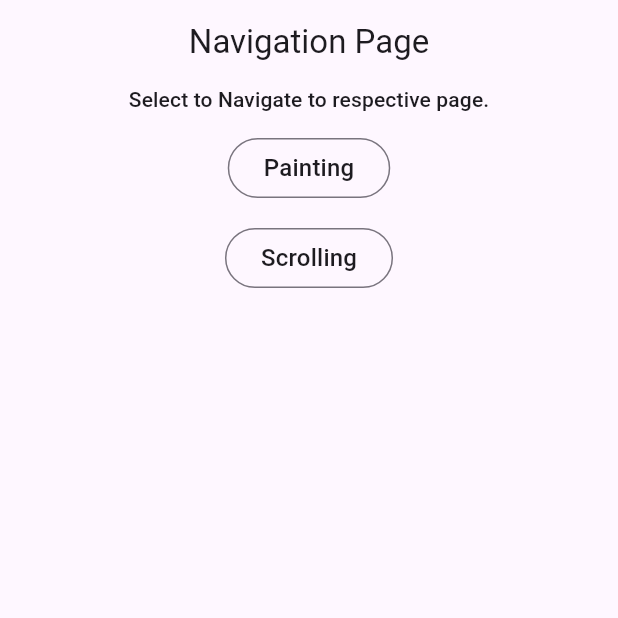
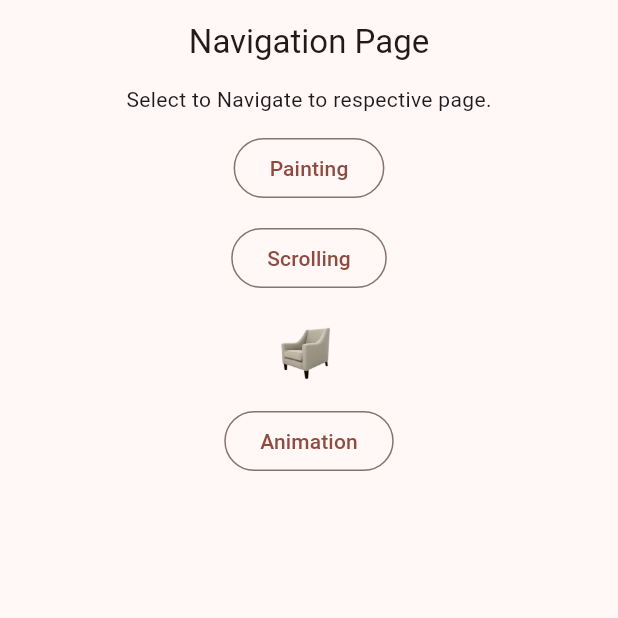
Before and after one commit to sushantebp/flutter_docs_part_1.2, a Flutter app: the screen it shows after launch, on a phone screen of 412 x 824 dp, the top half of it. Run offline on Flutter 3.47's test engine with Material 3 defaults, Android fonts, the light colour scheme and no system bars; our stand-ins replace auto_route, google_fonts.

Commit message:
feat(animation):implement hero widget and explict animation with themedata applied with system

```diff
--- a/lib/core/constants/app_constants.dart
+++ b/lib/core/constants/app_constants.dart
@@ -1,4 +1,10 @@
 class AppConstants {
-  static const String placeHolder = "assets/images/placeholder.png";
   static const String imageEndpoint = "https://picsum.photos";
 }
+
+class AppImages {
+  static const String placeHolder = "assets/images/placeholder.png";
+  static const String ballonIcon = "assets/icons/ballon_icon.png";
+  static const String ballons = "assets/images/ballons.png";
+  static const String chair = "assets/images/chair.png";
+}
--- a/lib/core/router/app_router.dart
+++ b/lib/core/router/app_router.dart
@@ -1,7 +1,9 @@
 import 'package:auto_route/auto_route.dart';
 import 'package:learn_app_2/core/router/navigation_page.dart';
+import 'package:learn_app_2/examples/pages/hero_chair_page.dart';
 import 'package:learn_app_2/examples/pages/painting_widets_page.dart';
 import 'package:learn_app_2/examples/pages/scrolling_widgets_page.dart';
+import 'package:learn_app_2/examples/pages/animation_example_page.dart';
 
 part 'app_router.gr.dart';
 
@@ -12,5 +14,7 @@ class AppRouter extends RootStackRouter {
     AutoRoute(page: NavigationRoute.page, initial: true),
     AutoRoute(page: PaintingWidetsRoute.page),
     AutoRoute(page: ScrollingWidgetsRoute.page),
+    AutoRoute(page: AnimationExampleRoute.page),
+    AutoRoute(page: HeroChairRoute.page),
   ];
 }
--- a/lib/core/router/navigation_page.dart
+++ b/lib/core/router/navigation_page.dart
@@ -1,6 +1,6 @@
 import 'package:auto_route/auto_route.dart';
 import 'package:flutter/material.dart';
-import 'package:learn_app_2/core/helper/theme_extension.dart';
+import 'package:learn_app_2/core/constants/app_constants.dart';
 import 'package:learn_app_2/core/router/app_router.dart';
 import 'package:learn_app_2/core/widgets/route_button.dart';
 
@@ -15,19 +15,36 @@ class NavigationPage extends StatelessWidget {
       body: Center(
         child: Column(
           children: [
-            Text(
-              'Select to Navigate to respective page.',
-              style: context.textTheme.labelLarge,
-            ),
+            const Text('Select to Navigate to respective page.'),
             const SizedBox(height: 12),
             RouteButton(
               title: "Painting",
-              onPressed: () => context.router.push(PaintingWidetsRoute()),
+              onPressed: () => context.router.push(const PaintingWidetsRoute()),
             ),
             const SizedBox(height: 12),
             RouteButton(
               title: "Scrolling",
-              onPressed: () => context.router.push(ScrollingWidgetsRoute()),
+              onPressed: () =>
+                  context.router.push(const ScrollingWidgetsRoute()),
+            ),
+            const SizedBox(height: 12),
+            Hero(
+              tag: "Chair",
+              child: GestureDetector(
+                onTap: () => context.router.push(const HeroChairRoute()),
+                child: Image.asset(
+                  AppImages.chair,
+                  width: 50,
+                  height: 50,
+                  fit: BoxFit.cover,
+                ),
+              ),
+            ),
+            const SizedBox(height: 12),
+            RouteButton(
+              title: "Animation",
+              onPressed: () =>
+                  context.router.push(const AnimationExampleRoute()),
             ),
           ],
         ),
--- /dev/null
+++ b/lib/core/theme/app_theme.dart
@@ -0,0 +1,23 @@
+import 'package:flutter/material.dart';
+import 'package:google_fonts/google_fonts.dart';
+
+const Color seedColor = Color(0xffFF0000);
+
+class AppTheme {
+  static ThemeData lightTheme = ThemeData(
+    useMaterial3: true,
+    textTheme: GoogleFonts.concertOneTextTheme(),
+    colorScheme: ColorScheme.fromSeed(
+      seedColor: seedColor,
+      brightness: Brightness.light,
+    ),
+  );
+  static ThemeData darkTheme = ThemeData(
+    useMaterial3: true,
+    textTheme: GoogleFonts.concertOneTextTheme(),
+    colorScheme: ColorScheme.fromSeed(
+      seedColor: seedColor,
+      brightness: Brightness.dark,
+    ),
+  );
+}
--- a/lib/core/widgets/route_button.dart
+++ b/lib/core/widgets/route_button.dart
@@ -1,5 +1,4 @@
 import 'package:flutter/material.dart';
-import 'package:learn_app_2/core/helper/theme_extension.dart';
 
 class RouteButton extends StatelessWidget {
   final String title;
@@ -9,9 +8,6 @@ class RouteButton extends StatelessWidget {
 
   @override
   Widget build(BuildContext context) {
-    return OutlinedButton(
-      onPressed: onPressed,
-      child: Text(title, style: context.textTheme.titleMedium),
-    );
+    return OutlinedButton(onPressed: onPressed, child: Text(title));
   }
 }
--- a/lib/examples/pages/scrolling_widgets_page.dart
+++ b/lib/examples/pages/scrolling_widgets_page.dart
@@ -107,7 +107,7 @@ class CarouselSection extends StatelessWidget {
         children: List.generate(
           10,
           (index) => FadeInImage.assetNetwork(
-            placeholder: AppConstants.placeHolder,
+            placeholder: AppImages.placeHolder,
             image: "${AppConstants.imageEndpoint}/${200 + index}",
             fit: BoxFit.cover,
           ),
--- a/lib/examples/widgets/clip_widget.dart
+++ b/lib/examples/widgets/clip_widget.dart
@@ -11,7 +11,7 @@ class ClipWidget extends StatelessWidget {
     // clipRRect : child to rounded rectangle
     return ClipOval(
       child: FadeInImage.assetNetwork(
-        placeholder: AppConstants.placeHolder,
+        placeholder: AppImages.placeHolder,
         image:
             "https://images.unsplash.com/photo-1628839150503-347ca9d761ea?q=80&w=1074&auto=format&fit=crop&ixlib=rb-4.1.0&ixid=M3wxMjA3fDB8MHxwaG90by1wYWdlfHx8fGVufDB8fHx8fA%3D%3D",
         fit: BoxFit.cover,
--- a/lib/main.dart
+++ b/lib/main.dart
@@ -1,5 +1,6 @@
 import 'package:flutter/material.dart';
 import 'package:learn_app_2/core/router/app_router.dart';
+import 'package:learn_app_2/core/theme/app_theme.dart';
 
 void main() => runApp(LearnApp());
 
@@ -11,8 +12,8 @@ class LearnApp extends StatelessWidget {
   @override
   Widget build(BuildContext context) {
     return MaterialApp.router(
-      theme: ThemeData.light(),
-      darkTheme: ThemeData.dark(),
+      theme: AppTheme.lightTheme,
+      darkTheme: AppTheme.darkTheme,
       themeMode: ThemeMode.system,
       routerConfig: _appRouter.config(),
     );
--- a/pubspec.yaml
+++ b/pubspec.yaml
@@ -36,6 +36,7 @@ dependencies:
   cupertino_icons: ^1.0.8
   auto_route: ^10.1.2
   dio: ^5.9.0
+  google_fonts: ^6.3.2
 
 dev_dependencies:
   flutter_test:
@@ -65,6 +66,7 @@ flutter:
   # To add assets to your application, add an assets section, like this:
   assets:
     - assets/images/
+    - assets/icons/
 
   # An image asset can refer to one or more resolution-specific "variants", see
   # https://flutter.dev/to/resolution-aware-images
```
Also changed, not shown: lib/core/helper/screen_size_extension.dart (added, +7 -0 lines), lib/core/widgets/my_custom_particle.dart (added, +33 -0 lines), lib/examples/pages/animation_example_page.dart (added, +131 -0 lines), lib/examples/pages/hero_chair_page.dart (added, +30 -0 lines), assets/images/chair.png (added), lib/core/router/app_router.gr.dart, pubspec.lock, 4 other files.
